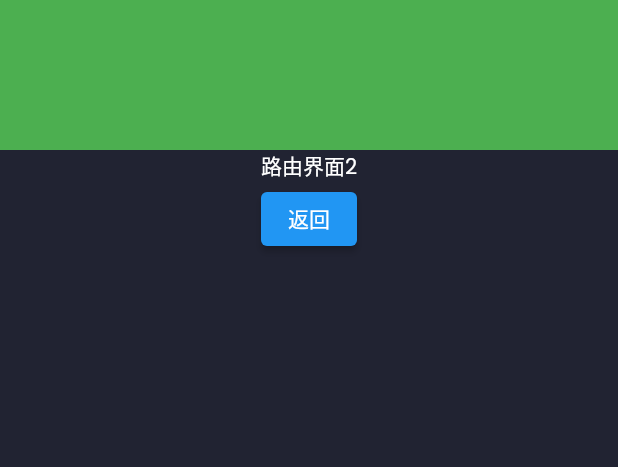
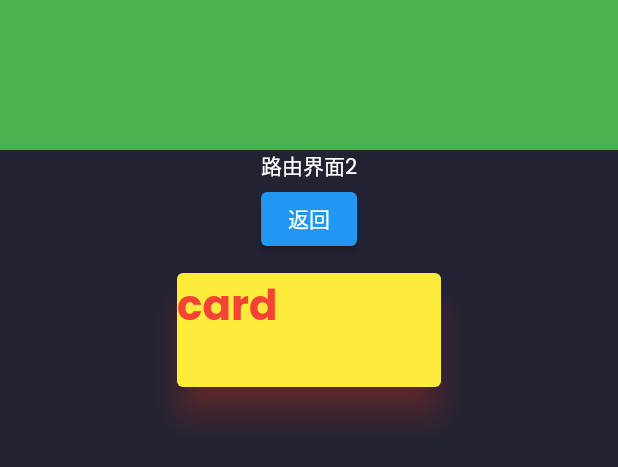
Before and after one commit to jacton/dashboard, a Flutter app: the RouteViewDemo widget shown alone on an empty page, opened directly, on a phone screen of 412 x 824 dp. Shown: the top 467 px of the screen. Run offline on Flutter 3.47's test engine with Material 2 defaults, Android fonts, the phone set to English and light mode, and no system bars; our stand-ins replace card_swiper, fl_chart, flutter_svg, get, google_fonts; missing offline and left inert: window_manager; project files that could hold a hidden picture were left out.

Commit message:
1，修改padding

```diff
--- a/lib/components/pageinfo/routeview.dart
+++ b/lib/components/pageinfo/routeview.dart
@@ -77,6 +77,27 @@ class RouteViewDemo extends StatelessWidget {
           },
           child: const Text('返回'),
         ),
+        SizedBox(
+          height: 100,
+          width: 200,
+          child: Padding(
+            padding: EdgeInsets.all(8.0),
+            child: Card(
+              child: Text(
+                "card",
+                style: TextStyle(
+                  fontSize: 28,
+                  color: Colors.red,
+                  fontWeight: FontWeight.bold,
+                ),
+              ),
+              color: Colors.yellow,
+              shadowColor: Colors.red,
+              elevation: 10,
+              borderOnForeground: false,
+            ),
+          ),
+        ),
       ],
     );
   }
```
Also changed, not shown: lib/components/pageinfo/view.dart (+12 -1 lines).
